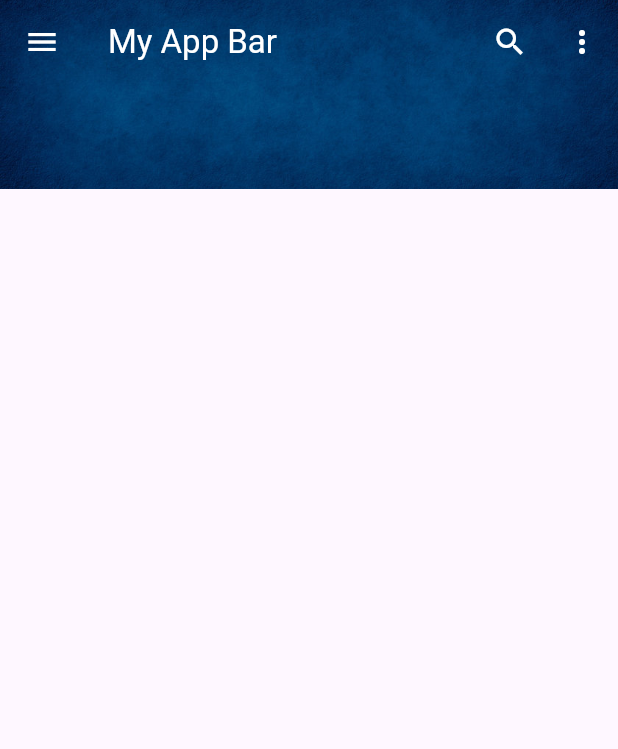
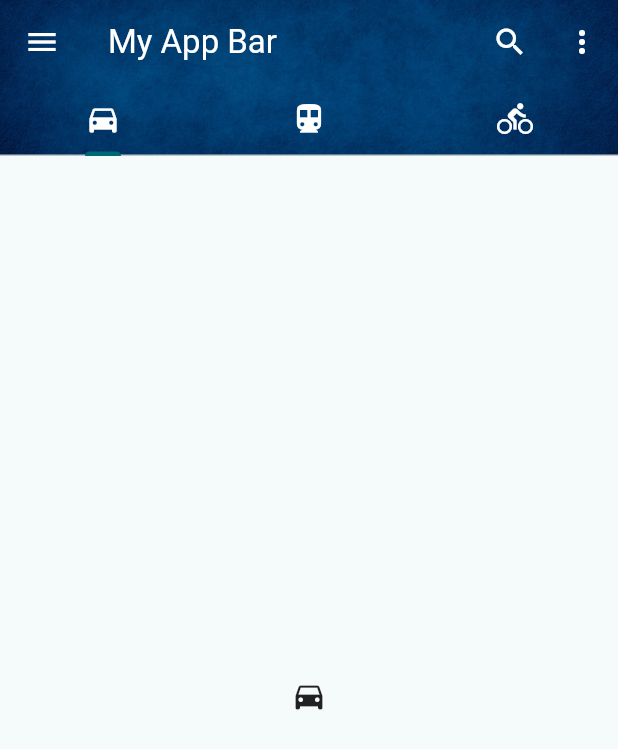
Before and after one commit to ushanwk/Flutter-Self-Learning-Room, a Flutter app: the screen it shows after launch, on a phone screen of 412 x 824 dp. Shown: the top 749 px of the screen. Run offline on Flutter 3.47's test engine with Material 3 defaults, Android fonts, the phone set to English and light mode, and no system bars; our stand-ins replace device_preview.

Commit message:
tabs creating

```diff
--- a/flutter_application_2/lib/main.dart
+++ b/flutter_application_2/lib/main.dart
@@ -23,7 +23,7 @@ class MyApp extends StatelessWidget {
       builder: DevicePreview.appBuilder,
       title: 'Flutter Demo',
       theme: ThemeData(
-        colorScheme: ColorScheme.fromSeed(seedColor: Colors.deepPurple),
+        colorScheme: ColorScheme.fromSeed(seedColor: Colors.white),
         useMaterial3: true,
       ),
       home: const MyHomePage(),
@@ -35,7 +35,9 @@ class MyHomePage extends StatelessWidget {
   const MyHomePage({super.key});
   @override
   Widget build(BuildContext context) {
-    return Scaffold(
+    return DefaultTabController(
+      length: 3,
+      child: Scaffold(
         appBar: AppBar(
           backgroundColor: Colors.lightBlue,
           title: const Text(
@@ -65,9 +67,35 @@ class MyHomePage extends StatelessWidget {
             "assest/bg.jpeg",
             fit: BoxFit.cover,
           ),
-        bottom: PreferredSize(
-          child: Container(),
-          preferredSize: Size.fromHeight(70),
+          bottom: const TabBar(
+            tabs: [
+              Tab(
+                  icon: Icon(
+                    Icons.directions_car,
+                    color: Colors.white,
+                  )
+              ),
+              Tab(
+                  icon: Icon(
+                    Icons.directions_transit,
+                    color: Colors.white,
+                  )
+              ),
+              Tab(
+                  icon: Icon(
+                    Icons.directions_bike,
+                    color: Colors.white,
+                  )
+              ),
+            ],
+          ),
+        ),
+        body: const TabBarView(
+          children: [
+            Icon(Icons.directions_car),
+            Icon(Icons.directions_transit),
+            Icon(Icons.directions_bike),
+          ],
         ),
       ),
     );
```
Lines whose indentation alone changed are shown as unchanged.
